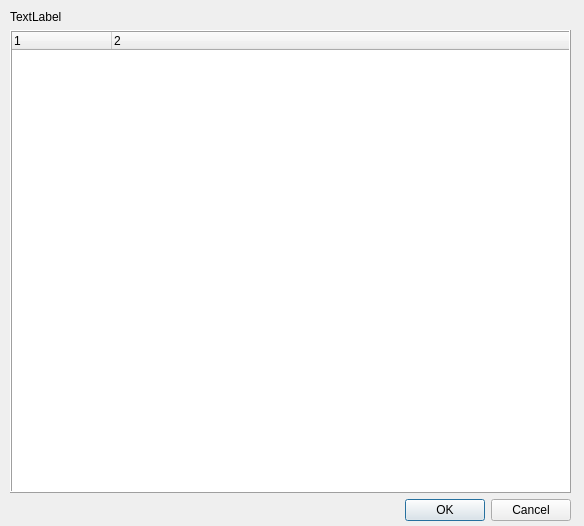
joergpauly/chartbutler, file ChartButler/cstatus.ui: the form before one commit.
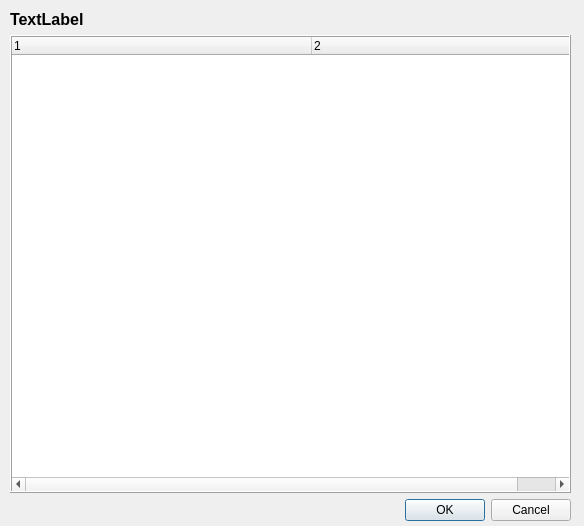
The form after the commit.

Diff of the .ui file:
```diff
--- a/ChartButler/cstatus.ui
+++ b/ChartButler/cstatus.ui
@@ -25,6 +25,13 @@
    <layout class="QVBoxLayout" name="verticalLayout">
     <item>
      <widget class="QLabel" name="lblStatus">
+      <property name="font">
+       <font>
+        <pointsize>12</pointsize>
+        <weight>75</weight>
+        <bold>true</bold>
+       </font>
+      </property>
       <property name="text">
        <string>TextLabel</string>
       </property>
@@ -53,12 +60,33 @@
       <property name="alternatingRowColors">
        <bool>true</bool>
       </property>
+      <property name="selectionMode">
+       <enum>QAbstractItemView::NoSelection</enum>
+      </property>
+      <property name="selectionBehavior">
+       <enum>QAbstractItemView::SelectRows</enum>
+      </property>
+      <property name="textElideMode">
+       <enum>Qt::ElideNone</enum>
+      </property>
+      <property name="itemsExpandable">
+       <bool>false</bool>
+      </property>
       <property name="animated">
        <bool>true</bool>
       </property>
       <property name="columnCount">
        <number>2</number>
       </property>
+      <attribute name="headerDefaultSectionSize">
+       <number>300</number>
+      </attribute>
+      <attribute name="headerMinimumSectionSize">
+       <number>300</number>
+      </attribute>
+      <attribute name="headerStretchLastSection">
+       <bool>true</bool>
+      </attribute>
       <column>
        <property name="text">
         <string notr="true">1</string>
```
Left out of the diff: 17 changed lines with no effect on the pictures.
